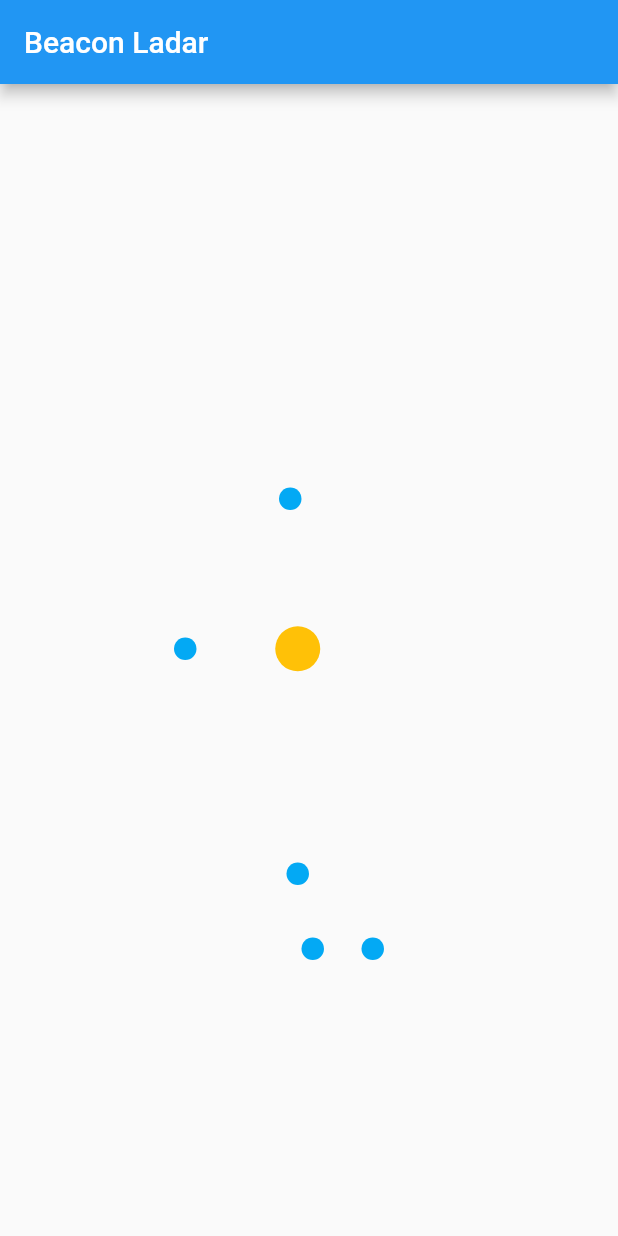
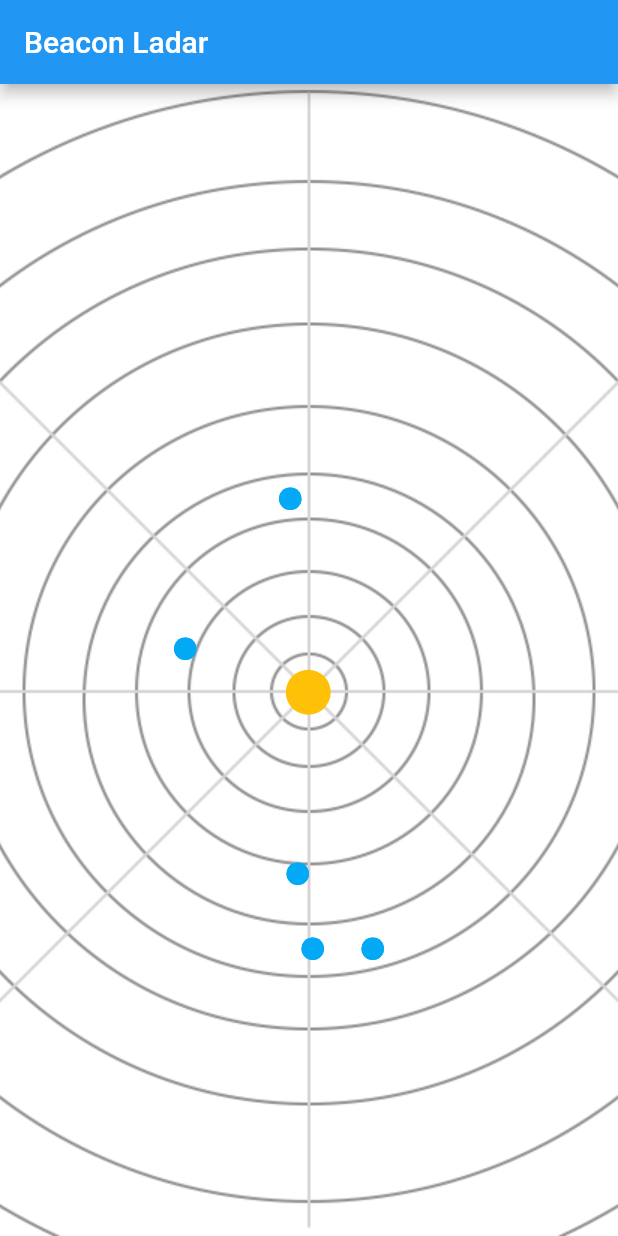
Before and after one commit to Raph-hsyuan/quantum_map, a Flutter app: the screen it shows after launch, on a phone screen of 412 x 824 dp. Run offline on Flutter 3.47's test engine with Material 2 defaults, Android fonts, the light colour scheme and no system bars; our stand-ins replace flutter_compass, google_maps_flutter; missing offline and left inert: flutter_beacon, ovprogresshud, simple_cluster.

Commit message:
update ladar map

```diff
--- a/lib/PositionBeaconLadar.dart
+++ b/lib/PositionBeaconLadar.dart
@@ -16,12 +16,16 @@ class MyPositionBeaconLadar extends StatelessWidget {
   Widget build(BuildContext context) {
     return new Scaffold(
         appBar: AppBar(title: Text('Beacon Ladar')),
-        body: Center(
-            child: new CustomPaint(
+        body: Container(
+            decoration: BoxDecoration(
+                image: DecorationImage(
+                    image: AssetImage("images/ladar.jpeg"),
+                    fit: BoxFit.cover)),
+            child: Center(
+                child: new CustomPaint(
               size: new Size(15, 15),
               painter: new MyPainter(),
-            )
-        ));
+            ))));
   }
 }
 
@@ -40,10 +44,9 @@ class MyPainter extends CustomPainter {
     ..isAntiAlias = true
     ..strokeWidth = 15.0;
 
-
   @override
   void paint(Canvas canvas, Size size) {
-    canvas.drawCircle(new Offset(0, 0), 15, _paintCenter);
+    canvas.drawCircle(new Offset(7, 29), 15, _paintCenter);
     points.add(new Offset(10, 200));
     points.add(new Offset(0, 150));
     points.add(new Offset(-75, 0));
@@ -56,5 +59,4 @@ class MyPainter extends CustomPainter {
   bool shouldRepaint(CustomPainter oldDelegate) {
     return null;
   }
-
 }
--- a/lib/main.dart
+++ b/lib/main.dart
@@ -1,5 +1,6 @@
 import 'package:flutter/material.dart';
 import 'package:quantum_map/PositionBeaconLadar.dart';
+import 'package:quantum_map/StaffMap.dart';
 import 'ChooseStaffVisitor.dart';
 
 void main() =>
--- a/pubspec.yaml
+++ b/pubspec.yaml
@@ -84,6 +84,7 @@ flutter:
     - images/Point.png
     - images/mapBg.jpg
     - images/classroom.png
+    - images/ladar.jpeg
   fonts:
     - family: Broadwell
       fonts:
```
Also changed, not shown: images/ladar.jpeg (added), pubspec.lock.
